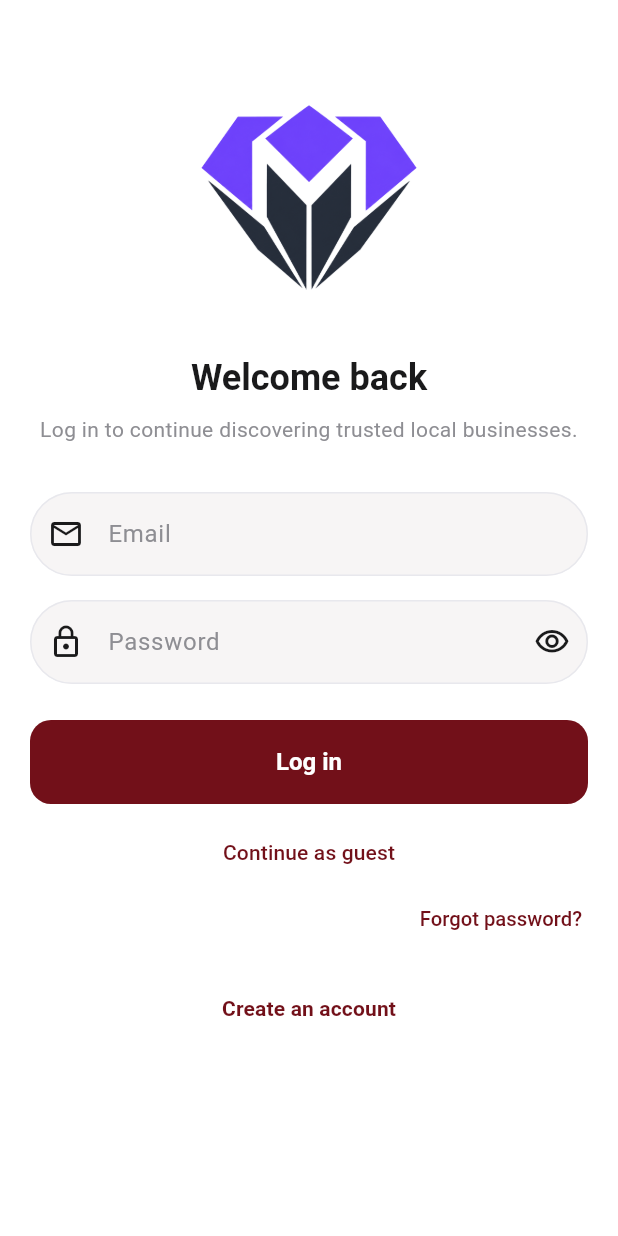
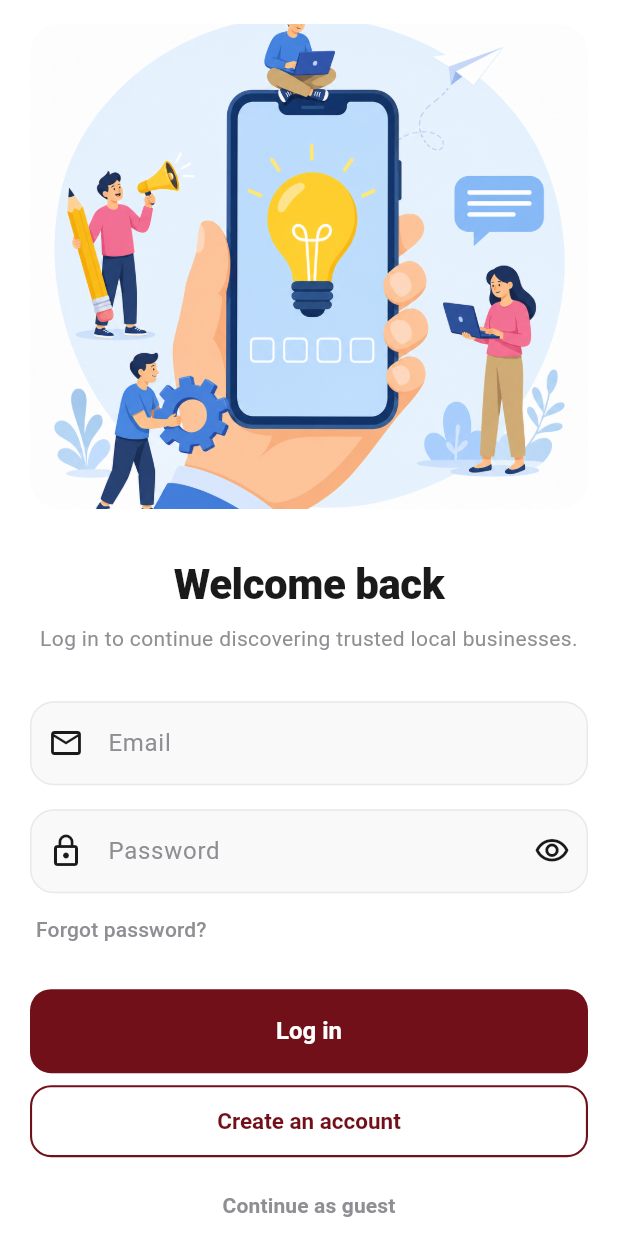
Before and after one commit to slayqueearikma-beep/margem, a Flutter app: the LoginScreen screen opened by its route, on a phone screen of 412 x 824 dp. Run offline on Flutter 3.47's test engine with Material 3 defaults, Android fonts, the phone set to English and light mode, and no system bars; our stand-ins replace cached_network_image, flutter_rating_bar, flutter_riverpod, flutter_secure_storage, geolocator, go_router and 4 more; accounts and stored records are empty.

Commit message:
Polish seller header avatar and welcome-style login
Replace the seller dashboard brand logo with the store profile photo,
and restyle login with a top illustration, email/password only, and
filled Login + outlined Create account actions matching the mock look.

Co-authored-by: slayqueearikma-beep <slayqueearikma-beep@users.noreply.github.com>

```diff
--- a/souq-local/mobile/lib/features/auth/login_screen.dart
+++ b/souq-local/mobile/lib/features/auth/login_screen.dart
@@ -10,7 +10,6 @@ import '../../core/services/auth_service.dart';
 import '../../core/theme/app_colors.dart';
 import '../../core/theme/app_spacing.dart';
 import '../../core/widgets/app_buttons.dart';
-import '../../core/widgets/app_brand_logo.dart';
 import '../../core/widgets/error_dialog.dart';
 import '../../l10n/app_localizations.dart';
 
@@ -30,7 +29,6 @@ class _LoginScreenState extends ConsumerState<LoginScreen> {
   @override
   void initState() {
     super.initState();
-    // Never show the API URL in the UI — debug builds may log it only.
     if (kDebugMode) {
       debugPrint('MarGem API_BASE_URL=${AppConfig.apiBaseUrl}');
     }
@@ -99,7 +97,6 @@ class _LoginScreenState extends ConsumerState<LoginScreen> {
           }
         }
 
-        // Guest favorites migrate for any signed-in user (dual-mode).
         final guestItems = guestFavoritesMigrationPayload(storage);
         if (guestItems.isNotEmpty) {
           await apiServiceProvider.migrateGuestFavorites(guestItems);
@@ -107,11 +104,9 @@ class _LoginScreenState extends ConsumerState<LoginScreen> {
         }
 
         await storage.saveSession(userSession);
-        // Keep previous mode when possible; default sellers to seller shell once.
         if (userSession.hasSellerProfile &&
             storage.getAppMode(session: userSession) == AppMode.buyer &&
             session.user.accountType == 'seller') {
-          // First login after seller signup — prefer seller dashboard.
           await storage.saveAppMode(AppMode.seller);
         }
         ref.read(userSessionProvider.notifier).state = userSession;
@@ -133,92 +128,163 @@ class _LoginScreenState extends ConsumerState<LoginScreen> {
     }
   }
 
+  InputDecoration _fieldDecoration({
+    required String label,
+    required IconData icon,
+    Widget? suffix,
+  }) {
+    return InputDecoration(
+      labelText: label,
+      prefixIcon: Icon(icon),
+      suffixIcon: suffix,
+      filled: true,
+      fillColor: AppColors.surfaceMuted.withValues(alpha: 0.65),
+      border: OutlineInputBorder(
+        borderRadius: BorderRadius.circular(16),
+        borderSide: const BorderSide(color: AppColors.border),
+      ),
+      enabledBorder: OutlineInputBorder(
+        borderRadius: BorderRadius.circular(16),
+        borderSide: const BorderSide(color: AppColors.border),
+      ),
+      focusedBorder: OutlineInputBorder(
+        borderRadius: BorderRadius.circular(16),
+        borderSide: const BorderSide(color: AppColors.primary, width: 1.4),
+      ),
+    );
+  }
+
   @override
   Widget build(BuildContext context) {
     final l10n = context.l10n;
+    final bottomInset = MediaQuery.paddingOf(context).bottom;
 
     return Scaffold(
       body: SafeArea(
         child: SingleChildScrollView(
-          padding: const EdgeInsets.all(AppSpacing.screenHorizontal),
+          padding: EdgeInsets.fromLTRB(
+            AppSpacing.screenHorizontal,
+            AppSpacing.md,
+            AppSpacing.screenHorizontal,
+            AppSpacing.lg + bottomInset,
+          ),
           child: Column(
             crossAxisAlignment: CrossAxisAlignment.stretch,
             children: [
+              ClipRRect(
+                borderRadius: BorderRadius.circular(AppSpacing.illustrationRadius),
+                child: AspectRatio(
+                  aspectRatio: 1.15,
+                  child: Image.asset(
+                    'assets/images/onboarding/onboarding_01_ideas.png',
+                    fit: BoxFit.cover,
+                    errorBuilder: (_, __, ___) => Container(
+                      color: AppColors.cardSelected,
+                      alignment: Alignment.center,
+                      child: const Icon(
+                        Icons.waving_hand_rounded,
+                        size: 64,
+                        color: AppColors.primary,
+                      ),
+                    ),
+                  ),
+                ),
+              ),
               const SizedBox(height: AppSpacing.xl),
-              const Center(
-                  child: AppBrandLogo(
-                      variant: AppBrandLogoVariant.full, width: 240)),
-              const SizedBox(height: AppSpacing.lg),
               Text(
                 l10n.welcomeBack,
                 textAlign: TextAlign.center,
-                style: Theme.of(context)
-                    .textTheme
-                    .headlineSmall
-                    ?.copyWith(fontWeight: FontWeight.w700),
+                style: Theme.of(context).textTheme.headlineMedium?.copyWith(
+                      fontWeight: FontWeight.w800,
+                      letterSpacing: -0.3,
+                    ),
               ),
               const SizedBox(height: AppSpacing.sm),
               Text(
                 l10n.loginSubtitle,
                 textAlign: TextAlign.center,
-                style: Theme.of(context)
-                    .textTheme
-                    .bodyMedium
-                    ?.copyWith(color: AppColors.textSecondary),
+                style: Theme.of(context).textTheme.bodyMedium?.copyWith(
+                      color: AppColors.textSecondary,
+                      height: 1.4,
+                    ),
               ),
               const SizedBox(height: AppSpacing.xl),
               TextField(
                 controller: _emailController,
                 keyboardType: TextInputType.emailAddress,
-                decoration: InputDecoration(
-                    labelText: l10n.email,
-                    prefixIcon: const Icon(Icons.email_outlined)),
+                textInputAction: TextInputAction.next,
+                decoration: _fieldDecoration(
+                  label: l10n.email,
+                  icon: Icons.email_outlined,
+                ),
               ),
               const SizedBox(height: AppSpacing.md),
               TextField(
                 controller: _passwordController,
                 obscureText: _obscure,
-                decoration: InputDecoration(
-                  labelText: l10n.password,
-                  prefixIcon: const Icon(Icons.lock_outline),
-                  suffixIcon: IconButton(
-                    icon: Icon(_obscure
-                        ? Icons.visibility_outlined
-                        : Icons.visibility_off_outlined),
+                textInputAction: TextInputAction.done,
+                onSubmitted: (_) => _login(),
+                decoration: _fieldDecoration(
+                  label: l10n.password,
+                  icon: Icons.lock_outline,
+                  suffix: IconButton(
+                    icon: Icon(
+                      _obscure
+                          ? Icons.visibility_outlined
+                          : Icons.visibility_off_outlined,
+                    ),
                     onPressed: () => setState(() => _obscure = !_obscure),
                   ),
                 ),
               ),
-              const SizedBox(height: AppSpacing.lg),
-              PrimaryButton(
-                  label: l10n.logIn, onPressed: _login, isLoading: _loading),
-              const SizedBox(height: AppSpacing.sm),
-              TextButton(
-                onPressed: _continueAsGuest,
-                child: Text(l10n.guestContinue),
-              ),
               Align(
-                alignment: AlignmentDirectional.centerEnd,
+                alignment: AlignmentDirectional.centerStart,
                 child: TextButton(
                   onPressed: () => context.push('/forgot-password'),
                   style: TextButton.styleFrom(
-                    minimumSize: const Size(48, 40),
-                    tapTargetSize: MaterialTapTargetSize.shrinkWrap,
-                    padding: const EdgeInsets.symmetric(horizontal: 4, vertical: 4),
-                    foregroundColor: AppColors.primary,
-                    textStyle: const TextStyle(
-                      fontSize: 13.5,
-                      fontWeight: FontWeight.w500,
-                      height: 1.2,
-                    ),
+                    foregroundColor: AppColors.textSecondary,
+                    padding: const EdgeInsets.symmetric(horizontal: 4),
                   ),
                   child: Text(l10n.forgotPassword),
                 ),
               ),
               const SizedBox(height: AppSpacing.md),
-              LinkTextButton(
-                  label: l10n.createAccount,
-                  onPressed: () => context.go('/onboarding/account-type')),
+              PrimaryButton(
+                label: l10n.logIn,
+                onPressed: _login,
+                isLoading: _loading,
+              ),
+              const SizedBox(height: AppSpacing.sm),
+              SizedBox(
+                width: double.infinity,
+                height: 48,
+                child: OutlinedButton(
+                  onPressed: () => context.go('/onboarding/account-type'),
+                  style: OutlinedButton.styleFrom(
+                    foregroundColor: AppColors.primary,
+                    side: const BorderSide(color: AppColors.primary, width: 1.4),
+                    shape: RoundedRectangleBorder(
+                      borderRadius: BorderRadius.circular(14),
+                    ),
+                    textStyle: const TextStyle(
+                      fontWeight: FontWeight.w700,
+                      fontSize: 15,
+                    ),
+                  ),
+                  child: Text(l10n.createAccount),
+                ),
+              ),
+              const SizedBox(height: AppSpacing.sm),
+              TextButton(
+                onPressed: _continueAsGuest,
+                child: Text(
+                  l10n.guestContinue,
+                  style: const TextStyle(
+                    color: AppColors.textSecondary,
+                    fontWeight: FontWeight.w600,
+                  ),
+                ),
+              ),
             ],
           ),
         ),
--- a/souq-local/mobile/lib/features/seller/seller_dashboard_screen.dart
+++ b/souq-local/mobile/lib/features/seller/seller_dashboard_screen.dart
@@ -9,9 +9,9 @@ import '../../core/services/app_storage.dart';
 import '../../core/services/auth_service.dart';
 import '../../core/theme/app_colors.dart';
 import '../../core/theme/app_spacing.dart';
-import '../../core/widgets/app_brand_logo.dart';
 import '../../core/widgets/async_error_view.dart';
 import '../../core/widgets/content_widgets.dart';
+import '../../core/widgets/network_image_view.dart';
 import '../../l10n/app_localizations.dart';
 import '../settings/language_settings_tile.dart';
 import 'seller_account_provider.dart';
@@ -68,9 +68,32 @@ class SellerDashboardScreen extends ConsumerWidget {
                           children: [
                             Row(
                               children: [
-                                const AppBrandLogo(
-                                    variant: AppBrandLogoVariant.icon,
-                                    iconSize: 32),
+                                Material(
+                                  color: Colors.transparent,
+                                  child: InkWell(
+                                    customBorder: const CircleBorder(),
+                                    onTap: () =>
+                                        context.push('/seller/profile'),
+                                    child: CircleAvatar(
+                                      radius: 22,
+                                      backgroundColor: AppColors.cardSelected,
+                                      child: ClipOval(
+                                        child: SizedBox(
+                                          width: 44,
+                                          height: 44,
+                                          child: NetworkImageView(
+                                            url: account.profile.logoImageUrl
+                                                    .isNotEmpty
+                                                ? account.profile.logoImageUrl
+                                                : account.profile.coverImageUrl,
+                                            placeholderIcon:
+                                                Icons.storefront_rounded,
+                                          ),
+                                        ),
+                                      ),
+                                    ),
+                                  ),
+                                ),
                                 const SizedBox(width: AppSpacing.sm),
                                 Expanded(
                                   child: Column(
```
